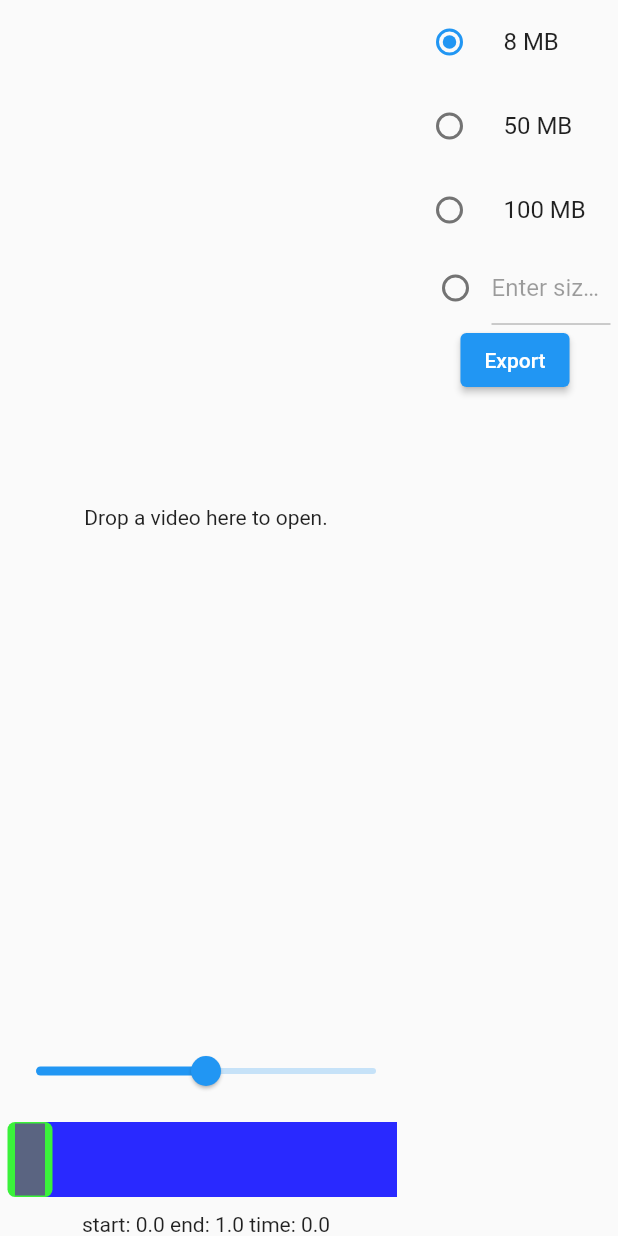
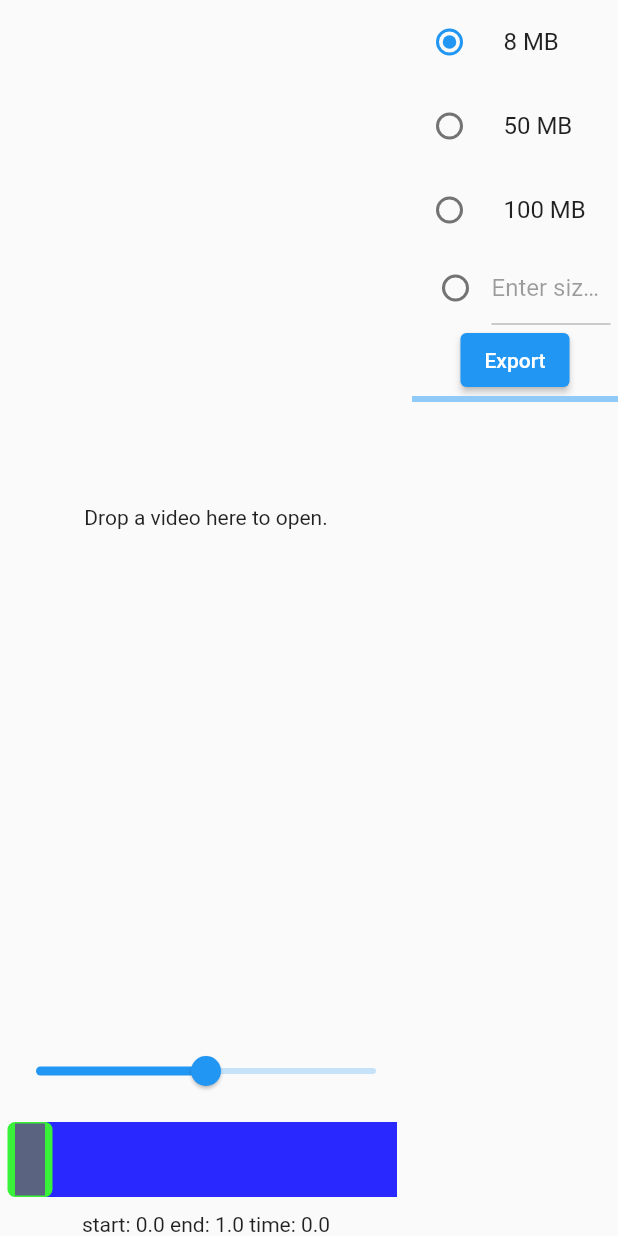
Before and after one commit to alanpq/klipr-flutter, a Flutter app: the screen it shows after launch, after a tap on "Export", on a phone screen of 412 x 824 dp. Run offline on Flutter 3.47's test engine with Material 2 defaults, Android fonts, the phone set to English and light mode, and no system bars; our stand-ins replace cross_file; missing offline and left inert: dart_vlc, desktop_drop, process_run.

Commit message:
ffmpeg -> ChangeNotifier + progress + cancel

```diff
--- a/lib/export.dart
+++ b/lib/export.dart
@@ -1,9 +1,12 @@
 import 'package:flutter/material.dart';
+import 'package:klipr/ffmpeg.dart';
 import 'package:path_provider/path_provider.dart';
 import 'package:process_run/cmd_run.dart';
 import 'package:process_run/shell.dart';
 
 import 'dart:io';
+
+import 'package:provider/provider.dart';
 
 class Export extends StatefulWidget {
   final void Function(double size) onExport;
@@ -17,8 +20,6 @@ class Export extends StatefulWidget {
 class _ExportState extends State<Export> {
   double _size = 8;
   double _other = 0;
-
-  var _shell = Shell();
 
   final GlobalKey _inputKey = GlobalKey();
 
@@ -71,11 +72,24 @@ class _ExportState extends State<Export> {
           ),
         ),
       ),
-      ElevatedButton(
-          onPressed: () async {
-            widget.onExport(_size == -1 ? _other : _size);
-          },
-          child: const Text("Export"))
+      Consumer<FFmpeg>(
+        builder: (context, ffmpeg, child) {
+          return Column(
+            children: [
+              ElevatedButton(
+                  onPressed: () async {
+                    if (ffmpeg.isRunning) {
+                      ffmpeg.cancel();
+                    } else {
+                      widget.onExport(_size == -1 ? _other : _size);
+                    }
+                  },
+                  child: Text(ffmpeg.isRunning ? "Cancel" : "Export")),
+              LinearProgressIndicator(value: ffmpeg.progress),
+            ],
+          );
+        },
+      )
     ]);
   }
 }
--- a/lib/main.dart
+++ b/lib/main.dart
@@ -8,10 +8,14 @@ import 'package:klipr/ffmpeg.dart';
 import 'package:klipr/sidebar.dart';
 import 'package:klipr/timeline.dart';
 import 'package:cross_file/cross_file.dart';
+import 'package:provider/provider.dart';
 
 void main() {
   DartVLC.initialize();
-  runApp(const App());
+  runApp(ChangeNotifierProvider(
+    create: (context) => FFmpeg(),
+    child: const App(),
+  ));
 }
 
 class App extends StatefulWidget {
@@ -28,13 +32,10 @@ class _AppState extends State<App> {
   double _start = 0.0;
   double _end = 1.0;
 
-  FFmpeg ffmpeg = FFmpeg();
-
   @override
   void initState() {
     // TODO: implement initState
     super.initState();
-    ffmpeg.init();
   }
 
   @override
@@ -58,14 +59,13 @@ class _AppState extends State<App> {
             flex: 1,
             child: Sidebar(
               onExport: (double size) async {
+                var ffmpeg = Provider.of<FFmpeg>(context, listen: false);
                 var len = _player.position.duration!.inMicroseconds / 1000000;
-                  var start = _start * len;
-                  var end = _end * len;
-
+                ffmpeg.export(_file!.path, _start, _end, len, size, "out.mp4");
                 _player.stop();
-                  ffmpeg.export(_file!.path, start, end, size, "out.mp4");
               },
-              ))
+            ),
+          )
         ])));
   }
 }
```
Also changed, not shown: lib/ffmpeg.dart (+80 -16 lines). Lines whose indentation alone changed are shown as unchanged.
